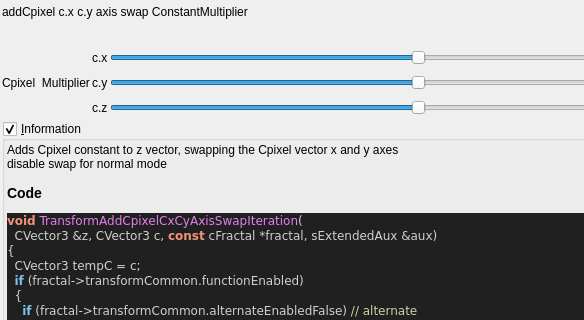
Before: the Qt Designer form mandelbulber2/qt_data/fractal_transf_add_Cpixel_CxCy_axis_swap.ui in buddhi1980/mandelbulber2, drawn with Qt 5; both pictures show x 0 to 584 and y 0 to 320 of the 871 by 681 pixel window.
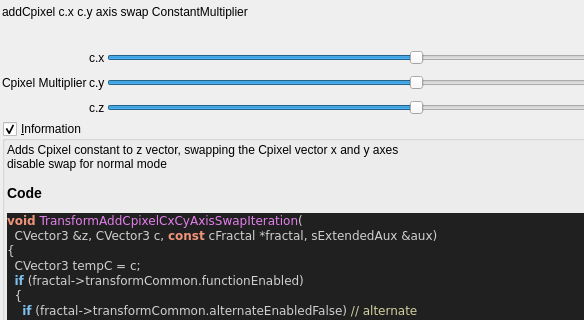
After: the same form once the commit is applied. Custom widgets are drawn as their Qt base class.

The edit to the form file:
```diff
--- a/mandelbulber2/qt_data/fractal_transf_add_Cpixel_CxCy_axis_swap.ui
+++ b/mandelbulber2/qt_data/fractal_transf_add_Cpixel_CxCy_axis_swap.ui
@@ -178,7 +178,7 @@
      <item row="2" column="0" rowspan="3">
       <widget class="QLabel" name="label_108">
        <property name="text">
-        <string>Cpixel  Multiplier</string>
+        <string>Cpixel Multiplier</string>
        </property>
       </widget>
      </item>
```
